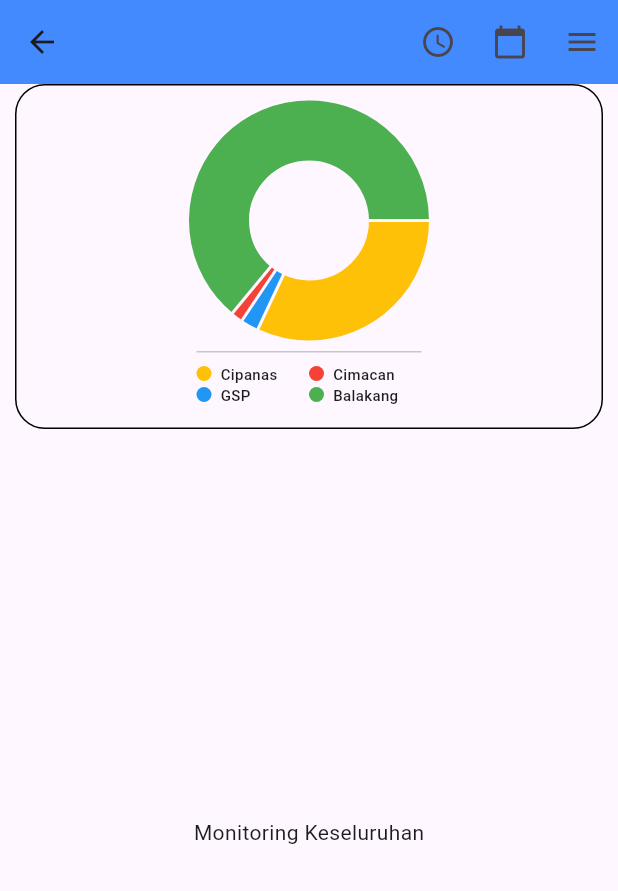
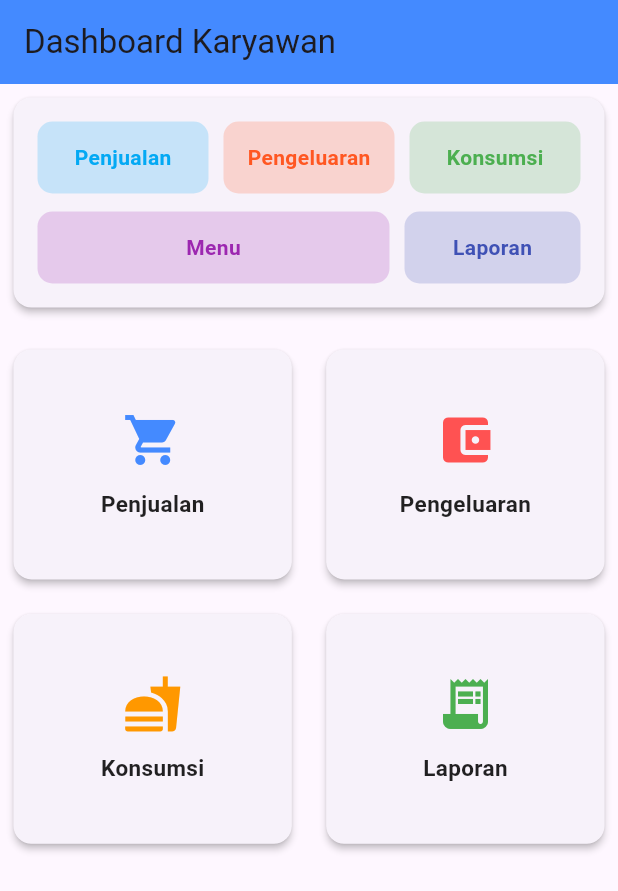
Before and after one commit to Raflirr70/KP_v2, a Flutter app: the screen it shows after launch, on a phone screen of 412 x 824 dp. Shown: the top 891 px of the screen. Run offline on Flutter 3.47's test engine with Material 3 defaults, Android fonts, the light colour scheme and no system bars; drawn by our look-alikes of fl_chart.

Commit message:
Menambahakan tampilan hompage karyawan

```diff
--- a/lib/main.dart
+++ b/lib/main.dart
@@ -9,11 +9,12 @@ import 'package:kerprak/model/penjualan.dart';
 import 'package:kerprak/model/search.dart';
 import 'package:kerprak/model/stock.dart';
 import 'package:kerprak/model/user.dart';
+import 'package:kerprak/screen/karyawan/homePage_karyawan.dart';
 import 'package:kerprak/screen/login.dart';
 import 'package:kerprak/screen/owner/monitoring.dart';
 import 'package:provider/provider.dart';
 
-void main() {
+void main() async {
   runApp(
     MultiProvider(
       providers: [
@@ -41,7 +42,7 @@ class MyApp extends StatelessWidget {
     return MaterialApp(
       title: "Monitoring Ampera",
       debugShowCheckedModeBanner: false,
-      home: Monitoring(),
+      home: HomepageKaryawan(),
     );
   }
 }
--- a/lib/model/laporan.dart
+++ b/lib/model/laporan.dart
@@ -10,6 +10,7 @@ class Laporan {
   int? total_pengeluaran;
   List<Penjualans> penjualan = [];
   List<Pengeluarans> pengeluaran = [];
+  DateTime? tanggal;
 
   Laporan(this.id);
 }
--- /dev/null
+++ b/lib/screen/karyawan/homePage_karyawan.dart
@@ -0,0 +1,159 @@
+import 'package:flutter/material.dart';
+
+class HomepageKaryawan extends StatelessWidget {
+  const HomepageKaryawan({super.key});
+
+  @override
+  Widget build(BuildContext context) {
+
+    return SafeArea(
+      child: Scaffold(
+        appBar: AppBar(
+          backgroundColor: Colors.blueAccent,
+          title: Text("Dashboard Karyawan"),
+        ),
+        body: Padding(
+          padding: EdgeInsets.all(5),
+          child: Column(
+            children: [
+              // ================= TOP SUMMARY CARD ===================
+              Card(
+                elevation: 2,
+                shape: RoundedRectangleBorder(
+                  borderRadius: BorderRadius.circular(12),
+                ),
+                child: Container(
+                  padding: EdgeInsets.all(16),
+                  width: double.infinity,
+                  child: Column(
+                    children: [
+                      Row(
+                        children: [
+                          _summaryBox("Penjualan", Colors.lightBlue),
+                          SizedBox(width: 10),
+                          _summaryBox("Pengeluaran", Colors.deepOrange),
+                          SizedBox(width: 10),
+                          _summaryBox("Konsumsi", Colors.green),
+                        ],
+                      ),
+                      SizedBox(height: 12),
+                      Row(
+                        children: [
+                          Expanded(
+                            flex: 2, // 2 bagian
+                            child: _summaryBox("Menu", Colors.purple),
+                          ),
+                          SizedBox(width: 10),
+                          Expanded(
+                            flex: 1, // 1 bagian
+                            child: _summaryBox("Laporan", Colors.indigo),
+                          ),
+                        ],
+                      ),
+                    ],
+                  ),
+                ),
+              ),
+
+              SizedBox(height: 20),
+
+              // =============== MAIN MENU GRID ==================
+              Expanded(
+                child: GridView.count(
+                  crossAxisCount: 2,
+                  mainAxisSpacing: 15,
+                  crossAxisSpacing: 15,
+                  childAspectRatio: 1.2,
+                  children: [
+                    _menuItem(
+                      title: "Penjualan",
+                      icon: Icons.shopping_cart,
+                      color: Colors.blueAccent,
+                      onTap: () {},
+                    ),
+                    _menuItem(
+                      title: "Pengeluaran",
+                      icon: Icons.account_balance_wallet,
+                      color: Colors.redAccent,
+                      onTap: () {},
+                    ),
+                    _menuItem(
+                      title: "Konsumsi",
+                      icon: Icons.fastfood,
+                      color: Colors.orange,
+                      onTap: () {},
+                    ),
+                    _menuItem(
+                      title: "Laporan",
+                      icon: Icons.receipt_long,
+                      color: Colors.green,
+                      onTap: () {},
+                    ),
+                  ],
+                ),
+              ),
+            ],
+          ),
+        ),
+      ),
+    );
+  }
+
+  // =================== WIDGET SUMMARY ===================
+  Widget _summaryBox(String label, Color color) {
+    return Expanded(
+      child: Container(
+        padding: EdgeInsets.symmetric(vertical: 14),
+        decoration: BoxDecoration(
+          color: color.withOpacity(0.2),
+          borderRadius: BorderRadius.circular(10),
+        ),
+        child: Center(
+          child: Text(
+            label,
+            style: TextStyle(
+              fontSize: 14,
+              fontWeight: FontWeight.bold,
+              color: color,
+            ),
+          ),
+        ),
+      ),
+    );
+  }
+
+  // =================== MENU ITEM ===================
+  Widget _menuItem({
+    required String title,
+    required IconData icon,
+    required Color color,
+    required Function onTap,
+  }) {
+    return InkWell(
+      onTap: () => onTap(),
+      borderRadius: BorderRadius.circular(12),
+      child: Card(
+        elevation: 2,
+        shape: RoundedRectangleBorder(borderRadius: BorderRadius.circular(12)),
+        child: Container(
+          padding: EdgeInsets.all(16),
+          child: Column(
+            mainAxisAlignment: MainAxisAlignment.center,
+            children: [
+              Icon(icon, size: 40, color: color),
+              SizedBox(height: 12),
+              Text(
+                title,
+                style: TextStyle(
+                  fontSize: 15,
+                  fontWeight: FontWeight.bold,
+                  color: Colors.black87,
+                ),
+              ),
+            ],
+          ),
+        ),
+      ),
+    );
+  }
+}
--- a/lib/screen/owner/monitoring.dart
+++ b/lib/screen/owner/monitoring.dart
@@ -2,6 +2,7 @@ import 'package:fl_chart/fl_chart.dart';
 import 'package:flutter/material.dart';
 import 'package:kerprak/model/cabang.dart';
 import 'package:kerprak/widget/dll/legen_item.dart';
+import 'package:kerprak/widget/list/monitoring/monitoring_keseluruhan.dart';
 import 'package:kerprak/widget/list/monitoring/monitoring_makanan.dart';
 import 'package:kerprak/widget/list/monitoring/monitoring_pendapatan.dart';
 import 'package:kerprak/widget/list/monitoring/monitoring_pengeluaran.dart';
@@ -19,10 +20,10 @@ Future<void> _loadData() async {
   // Di sini bisa panggil API / Provider untuk refresh data
 }
 
-enum MonitoringType { semua, pendapatan, pengeluaran, makanan }
+enum MonitoringType { keseluruhan, pendapatan, pengeluaran, makanan }
 
 class _MonitoringState extends State<Monitoring> {
-  MonitoringType _current = MonitoringType.semua; // default halaman
+  MonitoringType _current = MonitoringType.keseluruhan; // default halaman
   @override
   Widget build(BuildContext context) {
     return Scaffold(
@@ -35,7 +36,7 @@ class _MonitoringState extends State<Monitoring> {
             ListTile(
               title: Text("Semua"),
               onTap: () {
-                setState(() => _current = MonitoringType.semua);
+                setState(() => _current = MonitoringType.keseluruhan);
                 Navigator.pop(context); // tutup drawer
               },
             ),
@@ -219,8 +220,8 @@ class _MonitoringState extends State<Monitoring> {
                   } else {
                     // Data sudah siap, tampilkan sesuai _current
                     switch (_current) {
-                      case MonitoringType.semua:
-                        return Center(child: Text("Monitoring Keseluruhan"));
+                      case MonitoringType.keseluruhan:
+                        return MonitoringKeseluruhan();
                       case MonitoringType.pendapatan:
                         return MonitoringPendapatan();
                       case MonitoringType.pengeluaran:
```
Also changed, not shown: lib/widget/list/monitoring/monitoring_keseluruhan.dart (+159 -0 lines), lib/widget/list/monitoring/monitoring_pengeluaran.dart (+10 -10 lines), pubspec.lock.
